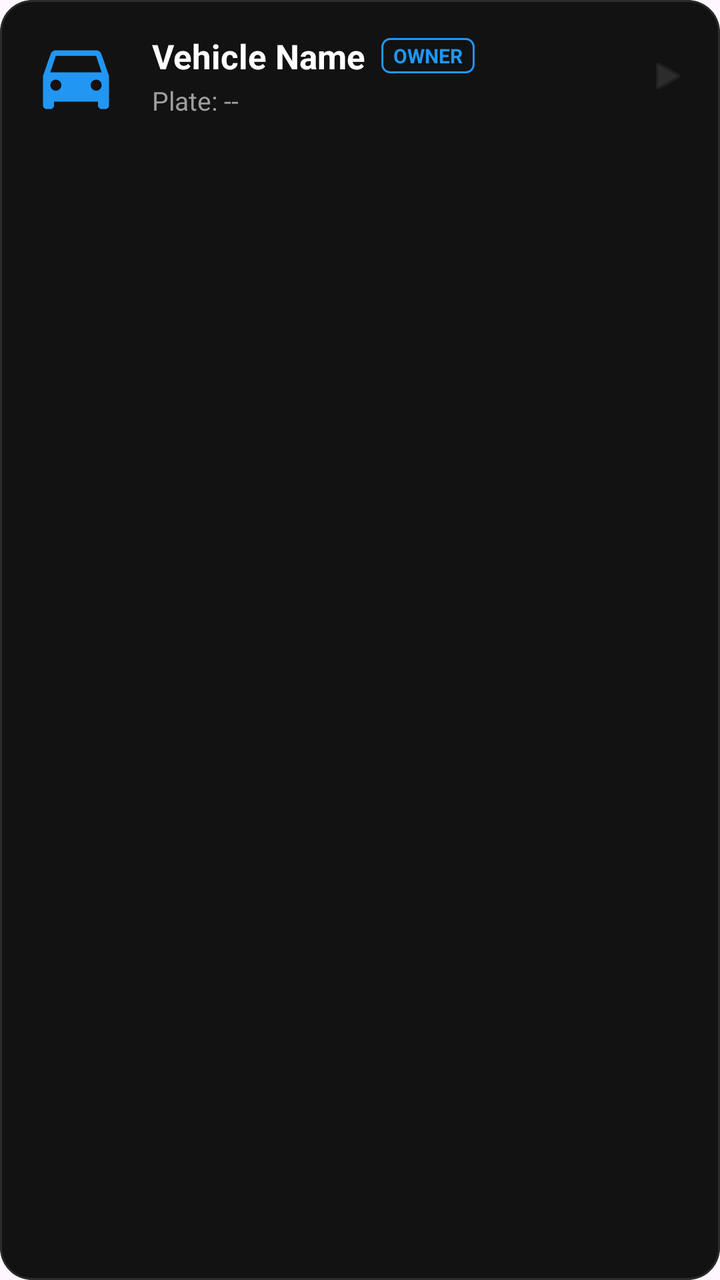
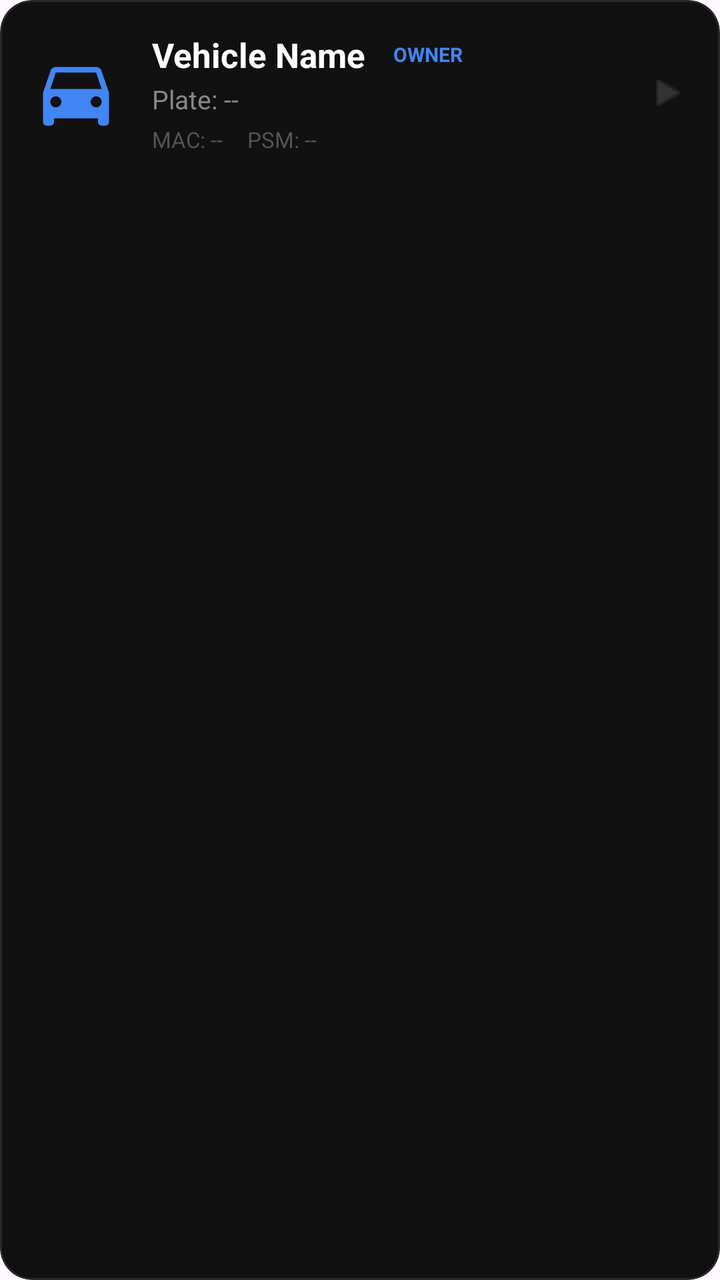

Before-and-after screenshots of an Android layout around one commit, followed by the original layout XML and the change that was made.
<!-- AndroidManifest.xml: application theme Theme._100_BasicCrypto -->
<!-- res/layout/item_digital_key.xml -->
<?xml version="1.0" encoding="utf-8"?>
<com.google.android.material.card.MaterialCardView xmlns:android="http://schemas.android.com/apk/res/android"
    xmlns:app="http://schemas.android.com/apk/res-auto"
    android:layout_width="match_parent"
    android:layout_height="wrap_content"
    android:layout_marginBottom="12dp"
    app:cardCornerRadius="16dp"
    app:cardElevation="0dp"
    app:strokeWidth="1dp"
    app:strokeColor="@color/divider"
    app:cardBackgroundColor="@color/card_bg">

    <LinearLayout
        android:layout_width="match_parent"
        android:layout_height="wrap_content"
        android:orientation="horizontal"
        android:padding="16dp"
        android:gravity="center_vertical">

        
        <ImageView
            android:id="@+id/iv_car_icon"
            android:layout_width="44dp"
            android:layout_height="44dp"
            android:src="@drawable/ic_car_side"
            app:tint="@color/primary_blue" />

        <LinearLayout
            android:layout_width="0dp"
            android:layout_height="wrap_content"
            android:layout_weight="1"
            android:layout_marginStart="16dp"
            android:orientation="vertical">

            <LinearLayout
                android:layout_width="wrap_content"
                android:layout_height="wrap_content"
                android:orientation="horizontal"
                android:gravity="center_vertical">

                <TextView
                    android:id="@+id/tv_item_name"
                    android:layout_width="wrap_content"
                    android:layout_height="wrap_content"
                    android:text="Vehicle Name"
                    android:textSize="17sp"
                    android:textStyle="bold"
                    android:textColor="@color/white" />

                
                <TextView
                    android:id="@+id/tv_item_role_badge"
                    android:layout_width="wrap_content"
                    android:layout_height="wrap_content"
                    android:layout_marginStart="8dp"
                    android:background="@drawable/shape_badge_blue_outline"
                    android:paddingHorizontal="6dp"
                    android:paddingVertical="2dp"
                    android:text="OWNER"
                    android:textColor="@color/primary_blue"
                    android:textSize="10sp"
                    android:textStyle="bold" />
            </LinearLayout>

            <TextView
                android:id="@+id/tv_item_plate"
                android:layout_width="wrap_content"
                android:layout_height="wrap_content"
                android:layout_marginTop="2dp"
                android:text="Plate: --"
                android:textSize="13sp"
                android:textColor="@color/gray_text" />
        </LinearLayout>

        <ImageView
            android:layout_width="20dp"
            android:layout_height="20dp"
            android:src="@android:drawable/ic_media_play"
            app:tint="@color/divider" />

    </LinearLayout>
</com.google.android.material.card.MaterialCardView>
<!-- resources referenced by this layout -->
<resources>
  <color name="card_bg">#121212</color>
  <color name="divider">#2C2C2C</color>
  <color name="gray_text">#9E9E9E</color>
  <color name="primary_blue">#2196F3</color>
  <color name="white">#FFFFFF</color>
  <!-- drawable ic_car_side (drawable) -->
  <vector xmlns:android="http://schemas.android.com/apk/res/android"
      android:width="24dp"
      android:height="24dp"
      android:viewportWidth="24"
      android:viewportHeight="24">
      <path
          android:fillColor="#000000"
          android:pathData="M18.92,6.01C18.72,5.42 18.16,5 17.5,5h-11c-0.66,0 -1.21,0.42 -1.42,1.01L3,12v8c0,0.55 0.45,1 1,1h1c0.55,0 1,-0.45 1,-1v-1h12v1c0,0.55 0.45,1 1,1h1c0.55,0 1,-0.45 1,-1v-8L18.92,6.01zM6.5,16c-0.83,0 -1.5,-0.67 -1.5,-1.5S5.67,13 6.5,13s1.5,0.67 1.5,1.5S7.33,16 6.5,16zM17.5,16c-0.83,0 -1.5,-0.67 -1.5,-1.5s0.67,-1.5 1.5,-1.5s1.5,0.67 1.5,1.5S18.33,16 17.5,16zM5,11l1.5,-4.5h11L19,11H5z" />
  </vector>
  <!-- drawable shape_badge_blue_outline (drawable) -->
  <?xml version="1.0" encoding="utf-8"?>
  <shape xmlns:android="http://schemas.android.com/apk/res/android">
      <stroke android:width="1dp" android:color="@color/primary_blue" />
      <corners android:radius="4dp" />
      <padding android:left="4dp" android:right="4dp" />
  </shape>
  <style name="Theme._100_BasicCrypto" parent="Base.Theme._100_BasicCrypto" />
  <style name="Base.Theme._100_BasicCrypto" parent="Theme.Material3.DayNight.NoActionBar">
          
          
      </style>
</resources>

<!-- the commit's change to res/layout/item_digital_key.xml (unified diff, before → after) -->
@@ -7,8 +7,8 @@
     app:cardCornerRadius="16dp"
     app:cardElevation="0dp"
     app:strokeWidth="1dp"
-    app:strokeColor="@color/divider"
-    app:cardBackgroundColor="@color/card_bg">
+    app:strokeColor="#1AFFFFFF"
+    app:cardBackgroundColor="#111111">
 
     <LinearLayout
         android:layout_width="match_parent"
@@ -17,13 +17,12 @@
         android:padding="16dp"
         android:gravity="center_vertical">
 
-        
         <ImageView
             android:id="@+id/iv_car_icon"
             android:layout_width="44dp"
             android:layout_height="44dp"
             android:src="@drawable/ic_car_side"
-            app:tint="@color/primary_blue" />
+            app:tint="#4285F4" />
 
         <LinearLayout
             android:layout_width="0dp"
@@ -45,19 +44,17 @@
                     android:text="Vehicle Name"
                     android:textSize="17sp"
                     android:textStyle="bold"
-                    android:textColor="@color/white" />
+                    android:textColor="#FFFFFF" />
 
-                
                 <TextView
                     android:id="@+id/tv_item_role_badge"
                     android:layout_width="wrap_content"
                     android:layout_height="wrap_content"
                     android:layout_marginStart="8dp"
-                    android:background="@drawable/shape_badge_blue_outline"
                     android:paddingHorizontal="6dp"
                     android:paddingVertical="2dp"
                     android:text="OWNER"
-                    android:textColor="@color/primary_blue"
+                    android:textColor="#4285F4"
                     android:textSize="10sp"
                     android:textStyle="bold" />
             </LinearLayout>
@@ -69,14 +66,39 @@
                 android:layout_marginTop="2dp"
                 android:text="Plate: --"
                 android:textSize="13sp"
-                android:textColor="@color/gray_text" />
+                android:textColor="#888888" />
+
+            
+            <LinearLayout
+                android:layout_width="wrap_content"
+                android:layout_height="wrap_content"
+                android:layout_marginTop="4dp"
+                android:orientation="horizontal">
+
+                <TextView
+                    android:id="@+id/tv_item_mac"
+                    android:layout_width="wrap_content"
+                    android:layout_height="wrap_content"
+                    android:text="MAC: --"
+                    android:textSize="11sp"
+                    android:textColor="#555555" />
+
+                <TextView
+                    android:id="@+id/tv_item_psm"
+                    android:layout_width="wrap_content"
+                    android:layout_height="wrap_content"
+                    android:layout_marginStart="12dp"
+                    android:text="PSM: --"
+                    android:textSize="11sp"
+                    android:textColor="#555555" />
+            </LinearLayout>
         </LinearLayout>
 
         <ImageView
             android:layout_width="20dp"
             android:layout_height="20dp"
             android:src="@android:drawable/ic_media_play"
-            app:tint="@color/divider" />
+            app:tint="#333333" />
 
     </LinearLayout>
 </com.google.android.material.card.MaterialCardView>
<!-- resource entries referenced after the edit -->
@@ -1,10 +1,5 @@
 <!-- resources referenced by this layout -->
 <resources>
-  <color name="card_bg">#121212</color>
-  <color name="divider">#2C2C2C</color>
-  <color name="gray_text">#9E9E9E</color>
-  <color name="primary_blue">#2196F3</color>
-  <color name="white">#FFFFFF</color>
   <!-- drawable ic_car_side (drawable) -->
   <vector xmlns:android="http://schemas.android.com/apk/res/android"
       android:width="24dp"
@@ -15,13 +10,6 @@
           android:fillColor="#000000"
           android:pathData="M18.92,6.01C18.72,5.42 18.16,5 17.5,5h-11c-0.66,0 -1.21,0.42 -1.42,1.01L3,12v8c0,0.55 0.45,1 1,1h1c0.55,0 1,-0.45 1,-1v-1h12v1c0,0.55 0.45,1 1,1h1c0.55,0 1,-0.45 1,-1v-8L18.92,6.01zM6.5,16c-0.83,0 -1.5,-0.67 -1.5,-1.5S5.67,13 6.5,13s1.5,0.67 1.5,1.5S7.33,16 6.5,16zM17.5,16c-0.83,0 -1.5,-0.67 -1.5,-1.5s0.67,-1.5 1.5,-1.5s1.5,0.67 1.5,1.5S18.33,16 17.5,16zM5,11l1.5,-4.5h11L19,11H5z" />
   </vector>
-  <!-- drawable shape_badge_blue_outline (drawable) -->
-  <?xml version="1.0" encoding="utf-8"?>
-  <shape xmlns:android="http://schemas.android.com/apk/res/android">
-      <stroke android:width="1dp" android:color="@color/primary_blue" />
-      <corners android:radius="4dp" />
-      <padding android:left="4dp" android:right="4dp" />
-  </shape>
   <style name="Theme._100_BasicCrypto" parent="Base.Theme._100_BasicCrypto" />
   <style name="Base.Theme._100_BasicCrypto" parent="Theme.Material3.DayNight.NoActionBar">
           
